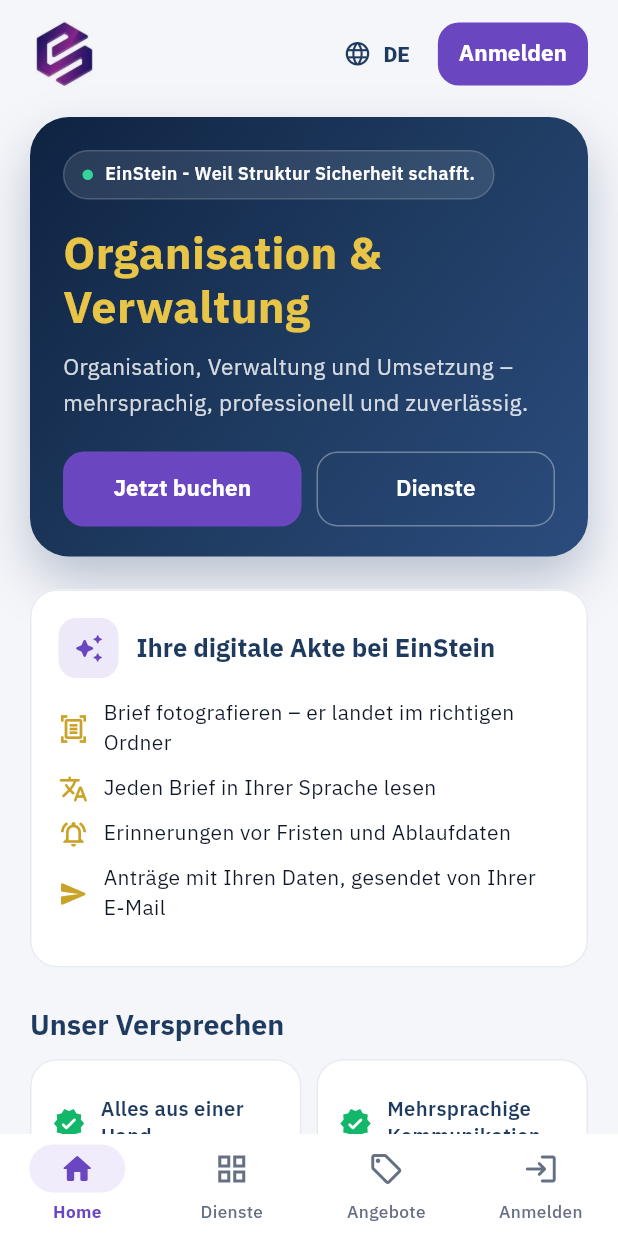
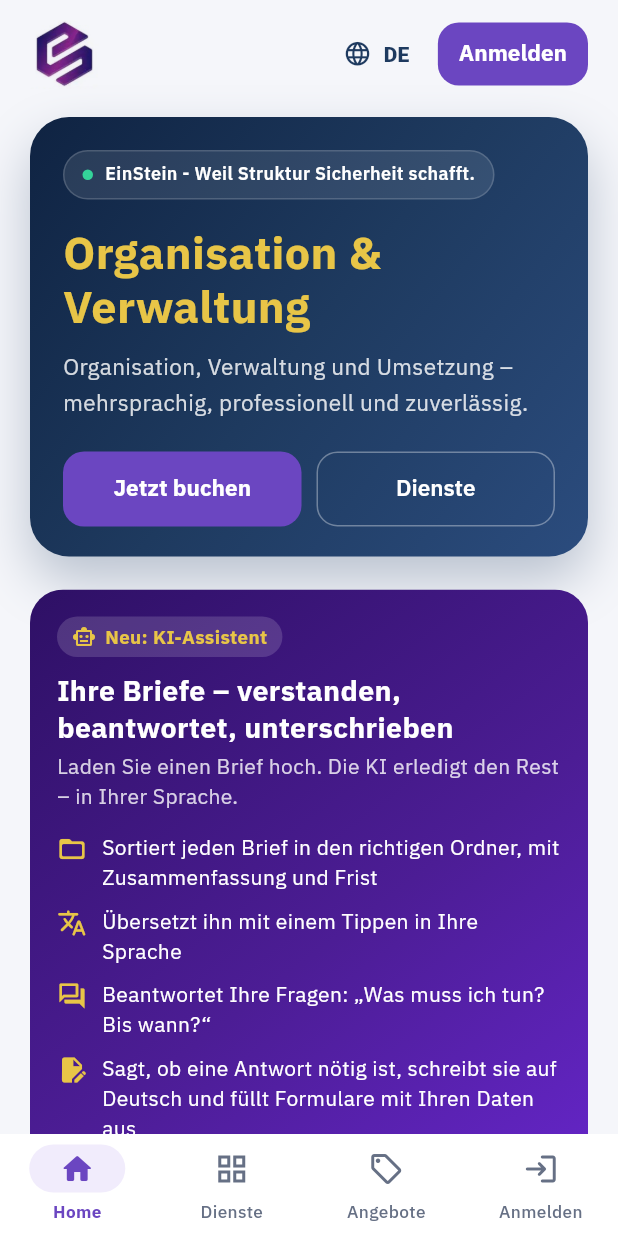
Before and after one commit to einstein-digital-it/einstein-dienstleistung, a Flutter app: the screen it shows after launch, on a phone screen of 412 x 824 dp. Run offline on Flutter 3.47's test engine with Material 3 defaults, Android fonts, the phone set to English and light mode, and no system bars; our stand-ins replace file_picker, get, image_picker, open_filex, pdf, printing and 2 more; missing offline and left inert: flutter_email_sender; network calls fail.

Commit message:
Show what the AI does: home page section and app card; dark gray Abo text in the app
Website home: a section "Neu: KI-Assistent" with the five things it does
(sort, translate, answer questions, reply & fill forms, sign & send) and a
button to My documents, in all six languages.
App: the same as a card on the home screen (leads to sign-in) and on the
customer's dashboard (leads to My file). Abo card text in dark gray.

Co-Authored-By: Claude Opus 5.5 <noreply@anthropic.com>

```diff
--- a/mobile/user_einstein/lib/app/lang/files_translations.dart
+++ b/mobile/user_einstein/lib/app/lang/files_translations.dart
@@ -1,6 +1,16 @@
 // Texts for the customer file, reminders, applications and the new home.
 
 const Map<String, String> filesEn = {
+  'ai_card_kicker': 'New: AI assistant',
+  'ai_card_title': 'Your letters – understood, answered, signed',
+  'ai_card_sub': 'Upload a letter. The AI does the rest – in your language.',
+  'ai_feat_sort': 'Sorts every letter into the right folder, with a summary and the deadline',
+  'ai_feat_translate': 'Translates it into your language with one tap',
+  'ai_feat_ask': 'Answers your questions: “What do I have to do? By when?”',
+  'ai_feat_reply': 'Says whether a reply is needed, writes it in German and fills in forms with your details',
+  'ai_feat_sign': 'Sign with your finger, then share the PDF or send it by e-mail',
+  'ai_card_plans': 'From €6.99 a month · no legal advice',
+  'ai_card_cta': 'Try it',
   'sign_title': 'Sign document',
   'sign_error': 'The document could not be opened.',
   'sign_need': 'Draw your signature first.',
@@ -231,6 +241,16 @@ const Map<String, String> filesEn = {
 };
 
 const Map<String, String> filesAr = {
+  'ai_card_kicker': 'جديد: مساعد بالذكاء الاصطناعي',
+  'ai_card_title': 'رسائلك – مفهومة، مردود عليها، وموقّعة',
+  'ai_card_sub': 'ارفع الرسالة، والذكاء الاصطناعي بيكمّل الباقي بلغتك.',
+  'ai_feat_sort': 'بيرتّب كل رسالة بالمجلد الصح، مع ملخص والموعد النهائي',
+  'ai_feat_translate': 'بيترجمها للغتك بكبسة وحدة',
+  'ai_feat_ask': 'بيجاوب على أسئلتك: «شو لازم أعمل؟ ولإيمتى؟»',
+  'ai_feat_reply': 'بيقلك إذا بدها رد، بيكتبه بالألماني وبيعبّي الاستمارات بمعلوماتك',
+  'ai_feat_sign': 'وقّع بإصبعك، وبعدها شارك الـ PDF أو ابعته بالإيميل',
+  'ai_card_plans': 'من 6.99 يورو بالشهر · مو استشارة قانونية',
+  'ai_card_cta': 'جرّب',
   'sign_title': 'توقيع المستند',
   'sign_error': 'ما قدرنا نفتح المستند.',
   'sign_need': 'ارسم توقيعك أولاً.',
@@ -461,6 +481,16 @@ const Map<String, String> filesAr = {
 };
 
 const Map<String, String> filesDe = {
+  'ai_card_kicker': 'Neu: KI-Assistent',
+  'ai_card_title': 'Ihre Briefe – verstanden, beantwortet, unterschrieben',
+  'ai_card_sub': 'Laden Sie einen Brief hoch. Die KI erledigt den Rest – in Ihrer Sprache.',
+  'ai_feat_sort': 'Sortiert jeden Brief in den richtigen Ordner, mit Zusammenfassung und Frist',
+  'ai_feat_translate': 'Übersetzt ihn mit einem Tippen in Ihre Sprache',
+  'ai_feat_ask': 'Beantwortet Ihre Fragen: „Was muss ich tun? Bis wann?“',
+  'ai_feat_reply': 'Sagt, ob eine Antwort nötig ist, schreibt sie auf Deutsch und füllt Formulare mit Ihren Daten aus',
+  'ai_feat_sign': 'Mit dem Finger unterschreiben, dann das PDF teilen oder per E-Mail senden',
+  'ai_card_plans': 'Ab 6,99 € im Monat · keine Rechtsberatung',
+  'ai_card_cta': 'Ausprobieren',
   'sign_title': 'Dokument unterschreiben',
   'sign_error': 'Das Dokument konnte nicht geöffnet werden.',
   'sign_need': 'Zeichnen Sie zuerst Ihre Unterschrift.',
--- a/mobile/user_einstein/lib/app/lang/uk_translations.dart
+++ b/mobile/user_einstein/lib/app/lang/uk_translations.dart
@@ -1,5 +1,15 @@
 // Ukrainian (uk). Keys missing here fall back to English.
 const Map<String, String> ukTranslations = {
+  "ai_card_kicker": "Нове: ШІ-помічник",
+  "ai_card_title": "Ваші листи – зрозумілі, з відповіддю, підписані",
+  "ai_card_sub": "Завантажте лист. Решту зробить ШІ – вашою мовою.",
+  "ai_feat_sort": "Розкладає кожен лист у потрібну папку з підсумком і строком",
+  "ai_feat_translate": "Перекладає вашою мовою одним натисканням",
+  "ai_feat_ask": "Відповідає на запитання: «Що мені робити? До коли?»",
+  "ai_feat_reply": "Підкаже, чи потрібна відповідь, напише її німецькою й заповнить форми вашими даними",
+  "ai_feat_sign": "Підпишіть пальцем і поділіться PDF або надішліть поштою",
+  "ai_card_plans": "Від 6,99 € на місяць · не юридична консультація",
+  "ai_card_cta": "Спробувати",
   "sign_title": "Підписати документ",
   "sign_error": "Не вдалося відкрити документ.",
   "sign_need": "Спершу намалюйте підпис.",
--- a/mobile/user_einstein/lib/app/theme/app_colors.dart
+++ b/mobile/user_einstein/lib/app/theme/app_colors.dart
@@ -16,6 +16,8 @@ abstract class AppColors {
   static const surface = Colors.white;
   static const text = Color(0xFF101828);
   static const muted = Color(0xFF667085);
+  /// Dark gray for body text on light cards (e.g. the Abo card).
+  static const darkGray = Color(0xFF344054);
   static const line = Color(0xFFE6EAF2);
   static const input = Color(0xFFF7F8FB);
   static const success = Color(0xFF12B76A);
--- a/mobile/user_einstein/lib/app/views/abo_plans_view.dart
+++ b/mobile/user_einstein/lib/app/views/abo_plans_view.dart
@@ -70,7 +70,7 @@ class AboPlanTiles extends StatelessWidget {
                           plan.questions == null
                               ? 'abo_plan_questions_unlimited'.tr
                               : 'abo_plan_questions'.trParams({'count': '${plan.questions}'}),
-                          style: const TextStyle(color: AppColors.navy, fontSize: 13),
+                          style: const TextStyle(color: AppColors.darkGray, fontSize: 13),
                         ),
                       ]),
                     ),
@@ -93,7 +93,7 @@ class AboPlanTiles extends StatelessWidget {
             if (!change)
               Align(
                 alignment: AlignmentDirectional.centerStart,
-                child: Text('abo_plan_vat'.tr, style: const TextStyle(color: AppColors.muted, fontSize: 12)),
+                child: Text('abo_plan_vat'.tr, style: const TextStyle(color: AppColors.darkGray, fontSize: 12)),
               ),
           ],
         ));
--- a/mobile/user_einstein/lib/app/views/customer_dashboard_view.dart
+++ b/mobile/user_einstein/lib/app/views/customer_dashboard_view.dart
@@ -6,6 +6,7 @@ import '../controllers/documents_controller.dart';
 import '../models/booking_item.dart';
 import '../routes/app_routes.dart';
 import '../theme/app_colors.dart';
+import '../widgets/ai_feature_card.dart';
 import '../widgets/app_bottom_nav.dart';
 import '../widgets/ui.dart';
 import 'documents_view.dart';
@@ -38,6 +39,8 @@ class CustomerDashboardView extends GetView<CustomerDashboardController> {
                 _TopBar(name: store.profile.value.fullName, unread: store.unreadNotificationsCount),
                 const SizedBox(height: 18),
                 const UploadHeroCard(compact: true),
+                const SizedBox(height: 14),
+                const AiFeatureCard(loggedIn: true),
                 if (docs.reminders.isNotEmpty) ...[
                   const SizedBox(height: 24),
                   SectionTitle(
--- a/mobile/user_einstein/lib/app/views/documents_view.dart
+++ b/mobile/user_einstein/lib/app/views/documents_view.dart
@@ -237,11 +237,11 @@ class AboCard extends StatelessWidget {
               ),
             ]),
             const SizedBox(height: 8),
-            Text('abo_pitch'.tr, style: const TextStyle(color: AppColors.navy, height: 1.5)),
+            Text('abo_pitch'.tr, style: const TextStyle(color: AppColors.darkGray, height: 1.5)),
             const SizedBox(height: 4),
             if (c.aboLimit.value > 0)
               Text('abo_limit'.trParams({'limit': '${c.aboLimit.value}'}),
-                  style: const TextStyle(color: AppColors.navy, fontSize: 13)),
+                  style: const TextStyle(color: AppColors.darkGray, fontSize: 13)),
             const SizedBox(height: 12),
             // Three plans; an older server without plans keeps the single button
             if (c.aboPlans.isNotEmpty)
--- a/mobile/user_einstein/lib/app/views/home_view.dart
+++ b/mobile/user_einstein/lib/app/views/home_view.dart
@@ -4,6 +4,7 @@ import 'package:get/get.dart';
 import '../controllers/home_controller.dart';
 import '../routes/app_routes.dart';
 import '../theme/app_colors.dart';
+import '../widgets/ai_feature_card.dart';
 import '../widgets/app_bottom_nav.dart';
 import '../widgets/public_header.dart';
 import '../widgets/service_card.dart';
@@ -25,6 +26,8 @@ class HomeView extends GetView<HomeController> {
             const SizedBox(height: 18),
             const _Hero(),
             const SizedBox(height: 22),
+            const AiFeatureCard(),
+            const SizedBox(height: 16),
             const _FileFeature(),
             const SizedBox(height: 26),
             SectionTitle(title: 'home_promise'.tr),
--- /dev/null
+++ b/mobile/user_einstein/lib/app/widgets/ai_feature_card.dart
@@ -0,0 +1,79 @@
+import 'package:flutter/material.dart';
+import 'package:get/get.dart';
+
+import '../routes/app_routes.dart';
+import '../theme/app_colors.dart';
+
+/// Tells every visitor what the AI assistant does. On the public home it leads to sign-in,
+/// on the customer's dashboard straight to "My file".
+class AiFeatureCard extends StatelessWidget {
+  const AiFeatureCard({super.key, this.loggedIn = false});
+
+  final bool loggedIn;
+
+  @override
+  Widget build(BuildContext context) {
+    final points = [
+      (Icons.folder_open_rounded, 'ai_feat_sort'.tr),
+      (Icons.translate_rounded, 'ai_feat_translate'.tr),
+      (Icons.question_answer_outlined, 'ai_feat_ask'.tr),
+      (Icons.edit_document, 'ai_feat_reply'.tr),
+      (Icons.draw_outlined, 'ai_feat_sign'.tr),
+    ];
+    return Material(
+      color: Colors.transparent,
+      child: InkWell(
+        key: const Key('ai_feature_card'),
+        borderRadius: BorderRadius.circular(22),
+        onTap: () => Get.toNamed(loggedIn ? AppRoutes.documents : AppRoutes.login),
+        child: Ink(
+          padding: const EdgeInsets.all(18),
+          decoration: BoxDecoration(
+            borderRadius: BorderRadius.circular(22),
+            gradient: const LinearGradient(
+              begin: Alignment.topLeft,
+              end: Alignment.bottomRight,
+              colors: [Color(0xFF2E1065), Color(0xFF4C1D95), Color(0xFF6D28D9)],
+            ),
+          ),
+          child: Column(crossAxisAlignment: CrossAxisAlignment.start, children: [
+            Container(
+              padding: const EdgeInsets.symmetric(horizontal: 10, vertical: 4),
+              decoration: BoxDecoration(color: Colors.white.withValues(alpha: 0.15), borderRadius: BorderRadius.circular(20)),
+              child: Row(mainAxisSize: MainAxisSize.min, children: [
+                const Icon(Icons.smart_toy_outlined, color: AppColors.goldBright, size: 16),
+                const SizedBox(width: 6),
+                Text('ai_card_kicker'.tr, style: const TextStyle(color: AppColors.goldBright, fontWeight: FontWeight.w700, fontSize: 12.5)),
+              ]),
+            ),
+            const SizedBox(height: 10),
+            Text('ai_card_title'.tr, style: const TextStyle(color: Colors.white, fontWeight: FontWeight.w800, fontSize: 19, height: 1.3)),
+            const SizedBox(height: 4),
+            Text('ai_card_sub'.tr, style: TextStyle(color: Colors.white.withValues(alpha: 0.8), height: 1.4)),
+            const SizedBox(height: 14),
+            for (final p in points)
+              Padding(
+                padding: const EdgeInsets.only(bottom: 9),
+                child: Row(crossAxisAlignment: CrossAxisAlignment.start, children: [
+                  Icon(p.$1, color: AppColors.goldBright, size: 20),
+                  const SizedBox(width: 10),
+                  Expanded(child: Text(p.$2, style: const TextStyle(color: Colors.white, height: 1.4))),
+                ]),
+              ),
+            const SizedBox(height: 6),
+            Row(children: [
+              Expanded(
+                child: Text('ai_card_plans'.tr, style: TextStyle(color: Colors.white.withValues(alpha: 0.75), fontSize: 12.5)),
+              ),
+              Container(
+                padding: const EdgeInsets.symmetric(horizontal: 14, vertical: 9),
+                decoration: BoxDecoration(color: Colors.white, borderRadius: BorderRadius.circular(14)),
+                child: Text('ai_card_cta'.tr, style: const TextStyle(color: Color(0xFF4C1D95), fontWeight: FontWeight.w800)),
+              ),
+            ]),
+          ]),
+        ),
+      ),
+    );
+  }
+}
```
Also changed, not shown: 3 other files.
